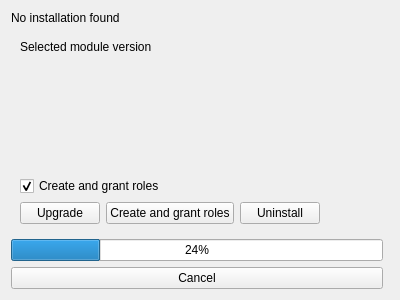
ponceta/oqtopus, file oqtopus/ui/module_widget.ui: the form before one commit.
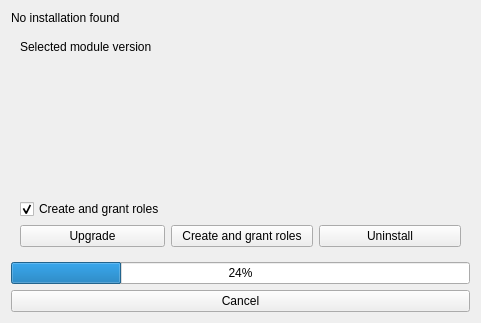
The form after the commit. Custom widgets are drawn as their Qt base class.

Commit message: also disable role checkbox

Diff of the .ui file:
```diff
--- a/oqtopus/ui/module_widget.ui
+++ b/oqtopus/ui/module_widget.ui
@@ -6,8 +6,8 @@
    <rect>
     <x>0</x>
     <y>0</y>
-    <width>400</width>
-    <height>300</height>
+    <width>481</width>
+    <height>323</height>
    </rect>
   </property>
   <property name="windowTitle">
@@ -21,7 +21,21 @@
      </property>
     </widget>
    </item>
-   <item row="1" column="0" colspan="2">
+   <item row="3" column="0">
+    <widget class="QPushButton" name="moduleInfo_cancel_button">
+     <property name="text">
+      <string>Cancel</string>
+     </property>
+    </widget>
+   </item>
+   <item row="2" column="0">
+    <widget class="QProgressBar" name="moduleInfo_progressbar">
+     <property name="value">
+      <number>24</number>
+     </property>
+    </widget>
+   </item>
+   <item row="1" column="0">
     <widget class="QStackedWidget" name="moduleInfo_stackedWidget">
      <property name="currentIndex">
       <number>1</number>
@@ -100,14 +114,16 @@
      </widget>
      <widget class="QWidget" name="moduleInfo_stackedWidget_pageUpgrade">
       <layout class="QGridLayout" name="gridLayout_10">
-       <item row="4" column="0">
+       <item row="5" column="0" colspan="4">
+        <layout class="QGridLayout" name="gridLayout_2">
+         <item row="1" column="0">
         <widget class="QPushButton" name="moduleInfo_upgrade_pushButton">
          <property name="text">
           <string>Upgrade</string>
          </property>
         </widget>
        </item>
-       <item row="3" column="0" colspan="4">
+         <item row="0" column="0">
         <widget class="QCheckBox" name="db_parameters_CreateAndGrantRoles_upgrade_checkBox">
          <property name="text">
           <string>Create and grant roles</string>
@@ -117,6 +133,22 @@
          </property>
         </widget>
        </item>
+         <item row="1" column="1">
+          <widget class="QPushButton" name="moduleInfo_roles_pushButton">
+           <property name="text">
+            <string>Create and grant roles</string>
+           </property>
+          </widget>
+         </item>
+         <item row="1" column="2">
+          <widget class="QPushButton" name="uninstall_button">
+           <property name="text">
+            <string>Uninstall</string>
+           </property>
+          </widget>
+         </item>
+        </layout>
+       </item>
        <item row="0" column="0" colspan="4">
         <widget class="QLabel" name="moduleInfo_selected_label">
          <property name="text">
@@ -137,51 +169,10 @@
          </property>
         </spacer>
        </item>
-       <item row="4" column="3">
-        <spacer name="horizontalSpacer">
-         <property name="orientation">
-          <enum>Qt::Horizontal</enum>
-         </property>
-         <property name="sizeHint" stdset="0">
-          <size>
-           <width>40</width>
-           <height>20</height>
-          </size>
-         </property>
-        </spacer>
-       </item>
-       <item row="4" column="1">
-        <widget class="QPushButton" name="moduleInfo_roles_pushButton">
-         <property name="text">
-          <string>Create and grant roles</string>
-         </property>
-        </widget>
-       </item>
-       <item row="4" column="2">
-        <widget class="QPushButton" name="uninstall_button">
-         <property name="text">
-          <string>Uninstall</string>
-         </property>
-        </widget>
-       </item>
       </layout>
      </widget>
     </widget>
    </item>
-   <item row="3" column="0">
-    <widget class="QPushButton" name="moduleInfo_cancel_button">
-     <property name="text">
-      <string>Cancel</string>
-     </property>
-    </widget>
-   </item>
-   <item row="2" column="0">
-    <widget class="QProgressBar" name="moduleInfo_progressbar">
-     <property name="value">
-      <number>24</number>
-     </property>
-    </widget>
-   </item>
   </layout>
  </widget>
  <customwidgets>
```
Lines whose indentation alone changed are shown as unchanged. The commit also changes 1 other file.
